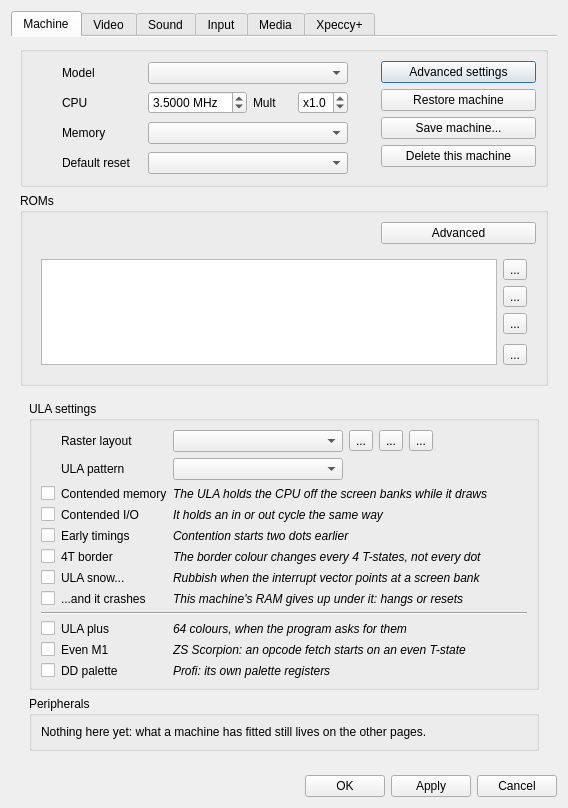
The window that ui/setupwin.ui (Volutar/xpeccy-plus) describes before a commit, drawn with Qt 5.
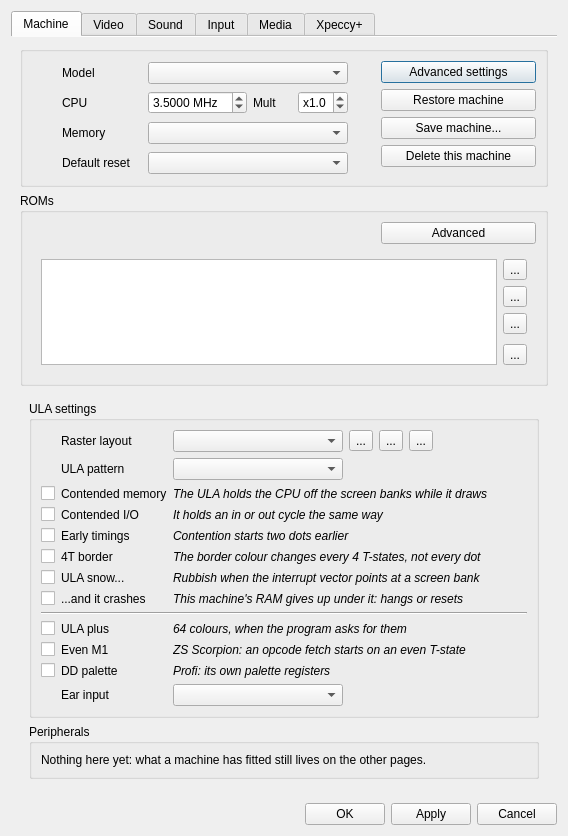
The same window after the commit. Icons and pictures are not drawn. Custom widgets are drawn as their Qt base class.

Commit message: zx: bit 6 of #FE reads back the last out #FE

Patch:
```diff
--- a/ui/setupwin.ui
+++ b/ui/setupwin.ui
@@ -1092,6 +1092,52 @@
                  </property>
                 </widget>
                </item>
+               <item row="12" column="1">
+                <widget class="QLabel" name="nam_cbEarBack">
+                 <property name="toolTip">
+                  <string>What bit 6 of port #FE reads back with no tape playing:
+issue 3 - bit 4 of the last OUT #FE
+issue 2 - bit 4 or bit 3 of it
+none - nothing comes back (+2A, +3)</string>
+                 </property>
+                 <property name="text">
+                  <string>Ear input</string>
+                 </property>
+                </widget>
+               </item>
+               <item row="12" column="2">
+                <layout class="QHBoxLayout" name="hl_cbEarBack">
+                 <item>
+                  <widget class="QComboBox" name="cbEarBack">
+                   <property name="toolTip">
+                    <string>What bit 6 of port #FE reads back with no tape playing:
+issue 3 - bit 4 of the last OUT #FE
+issue 2 - bit 4 or bit 3 of it
+none - nothing comes back (+2A, +3)</string>
+                   </property>
+                   <property name="minimumSize">
+                    <size>
+                     <width>170</width>
+                     <height>0</height>
+                    </size>
+                   </property>
+                  </widget>
+                 </item>
+                 <item>
+                  <spacer name="sp_cbEarBack">
+                   <property name="orientation">
+                    <enum>Qt::Horizontal</enum>
+                   </property>
+                   <property name="sizeHint" stdset="0">
+                    <size>
+                     <width>10</width>
+                     <height>20</height>
+                    </size>
+                   </property>
+                  </spacer>
+                 </item>
+                </layout>
+               </item>
               </layout>
              </widget>
             </item>
```
The commit also changes 13 other files.
